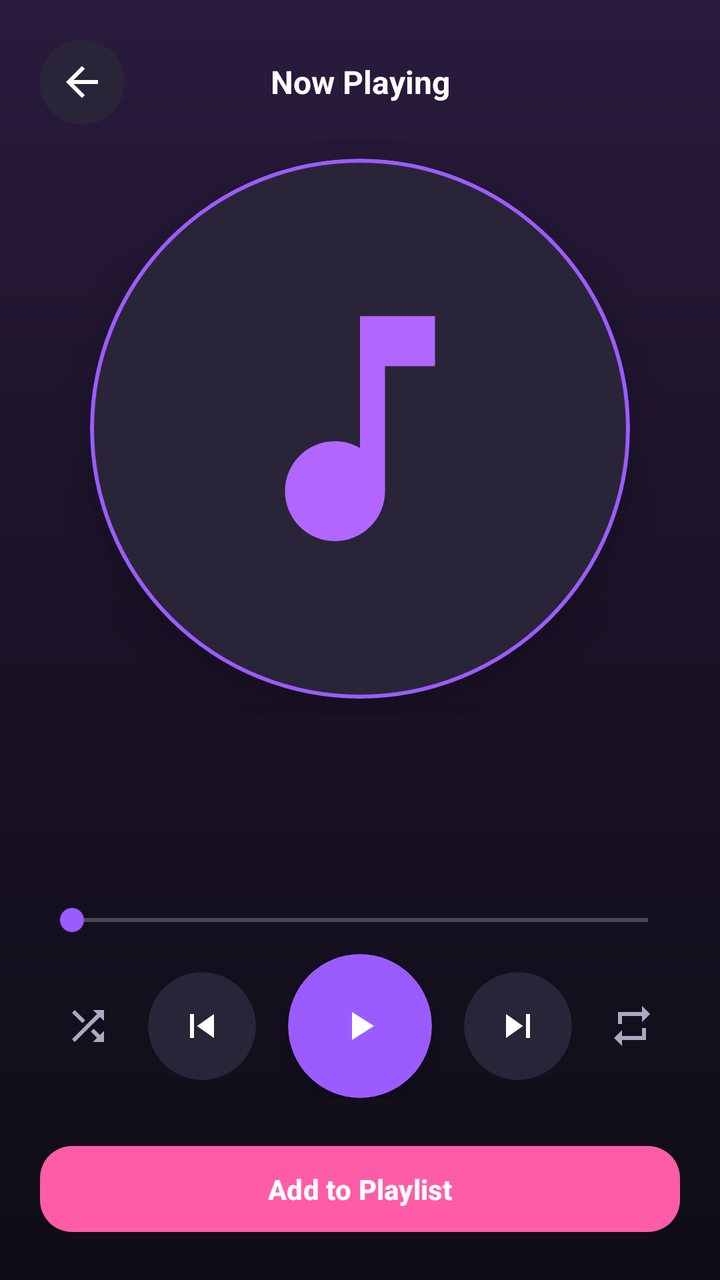
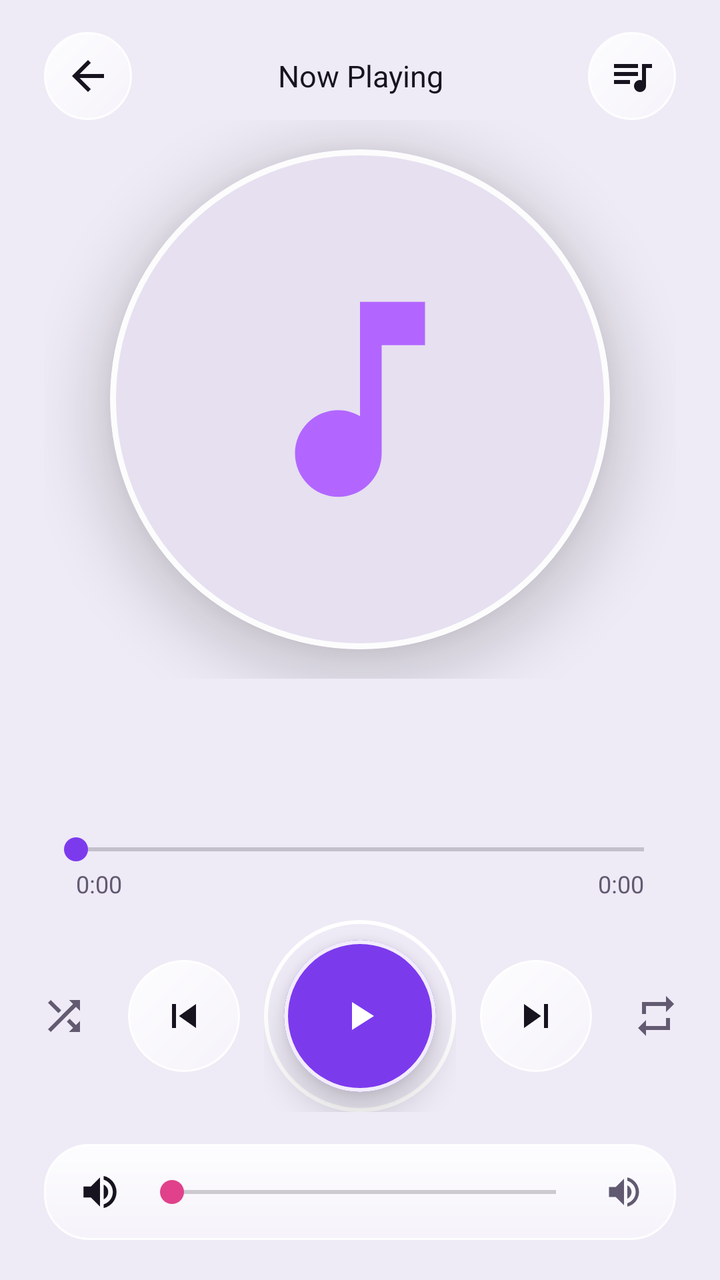

An Android layout rendered at two revisions. The XML below is the earlier revision; the diff shows what the commit changed to produce the second picture.
<!-- AndroidManifest.xml: activity theme Theme.MusicPlayer -->
<!-- res/layout/activity_now_playing.xml -->
<?xml version="1.0" encoding="utf-8"?>
<LinearLayout xmlns:android="http://schemas.android.com/apk/res/android"
    xmlns:app="http://schemas.android.com/apk/res-auto"
    android:layout_width="match_parent"
    android:layout_height="match_parent"
    android:orientation="vertical"
    android:background="@drawable/bg_now_playing"
    android:padding="20dp">

    <LinearLayout
        android:layout_width="match_parent"
        android:layout_height="wrap_content"
        android:gravity="center_vertical"
        android:orientation="horizontal">

        <ImageButton
            android:id="@+id/npBack"
            android:layout_width="42dp"
            android:layout_height="42dp"
            android:background="@drawable/bg_chip"
            android:padding="10dp"
            android:src="@drawable/ic_arrow_back"
            app:tint="@color/textPrimary" />

        <TextView
            android:layout_width="0dp"
            android:layout_height="wrap_content"
            android:layout_weight="1"
            android:gravity="center"
            android:text="Now Playing"
            android:textColor="@color/textPrimary"
            android:textSize="16sp"
            android:textStyle="bold" />

        <View
            android:layout_width="42dp"
            android:layout_height="42dp" />
    </LinearLayout>

    <FrameLayout
        android:layout_width="match_parent"
        android:layout_height="0dp"
        android:layout_weight="1"
        android:layout_marginTop="8dp">

        <com.google.android.material.card.MaterialCardView
            android:layout_width="270dp"
            android:layout_height="270dp"
            android:layout_gravity="center"
            app:cardCornerRadius="135dp"
            app:cardElevation="16dp"
            app:strokeColor="@color/accent"
            app:strokeWidth="2dp">

            <ImageView
                android:id="@+id/npArt"
                android:layout_width="match_parent"
                android:layout_height="match_parent"
                android:background="@color/surfaceElevated"
                android:padding="60dp"
                android:scaleType="centerCrop"
                android:src="@drawable/ic_music_note" />
        </com.google.android.material.card.MaterialCardView>
    </FrameLayout>

    <TextView
        android:id="@+id/npTitle"
        android:layout_width="match_parent"
        android:layout_height="wrap_content"
        android:layout_marginTop="20dp"
        android:gravity="center"
        android:textColor="@color/textPrimary"
        android:textSize="22sp"
        android:textStyle="bold" />

    <TextView
        android:id="@+id/npArtist"
        android:layout_width="match_parent"
        android:layout_height="wrap_content"
        android:layout_marginTop="4dp"
        android:gravity="center"
        android:textColor="@color/textSecondary"
        android:textSize="14sp" />

    <SeekBar
        android:id="@+id/npSeekBar"
        android:layout_width="match_parent"
        android:layout_height="wrap_content"
        android:layout_marginTop="20dp"
        android:progressTint="@color/accent"
        android:thumbTint="@color/accent" />

    <LinearLayout
        android:layout_width="match_parent"
        android:layout_height="wrap_content"
        android:layout_marginTop="8dp"
        android:gravity="center"
        android:orientation="horizontal">

        <ImageButton
            android:id="@+id/npShuffle"
            android:layout_width="40dp"
            android:layout_height="40dp"
            android:background="@android:color/transparent"
            android:src="@drawable/ic_shuffle"
            app:tint="@color/textSecondary" />

        <com.google.android.material.card.MaterialCardView
            android:layout_width="54dp"
            android:layout_height="54dp"
            android:layout_marginStart="10dp"
            app:cardBackgroundColor="@color/surfaceElevated"
            app:cardCornerRadius="27dp"
            app:cardElevation="0dp"
            app:strokeWidth="0dp">

            <ImageButton
                android:id="@+id/npPrev"
                android:layout_width="match_parent"
                android:layout_height="match_parent"
                android:background="@android:color/transparent"
                android:padding="13dp"
                android:src="@drawable/ic_skip_previous"
                app:tint="@color/textPrimary" />
        </com.google.android.material.card.MaterialCardView>

        <com.google.android.material.card.MaterialCardView
            android:layout_width="72dp"
            android:layout_height="72dp"
            android:layout_marginHorizontal="16dp"
            app:cardBackgroundColor="@color/accent"
            app:cardCornerRadius="36dp"
            app:cardElevation="6dp"
            app:strokeWidth="0dp">

            <ImageButton
                android:id="@+id/npPlayPause"
                android:layout_width="match_parent"
                android:layout_height="match_parent"
                android:background="@android:color/transparent"
                android:padding="18dp"
                android:src="@drawable/ic_play"
                app:tint="@color/textPrimary" />
        </com.google.android.material.card.MaterialCardView>

        <com.google.android.material.card.MaterialCardView
            android:layout_width="54dp"
            android:layout_height="54dp"
            android:layout_marginEnd="10dp"
            app:cardBackgroundColor="@color/surfaceElevated"
            app:cardCornerRadius="27dp"
            app:cardElevation="0dp"
            app:strokeWidth="0dp">

            <ImageButton
                android:id="@+id/npNext"
                android:layout_width="match_parent"
                android:layout_height="match_parent"
                android:background="@android:color/transparent"
                android:padding="13dp"
                android:src="@drawable/ic_skip_next"
                app:tint="@color/textPrimary" />
        </com.google.android.material.card.MaterialCardView>

        <ImageButton
            android:id="@+id/npRepeat"
            android:layout_width="40dp"
            android:layout_height="40dp"
            android:background="@android:color/transparent"
            android:src="@drawable/ic_repeat"
            app:tint="@color/textSecondary" />
    </LinearLayout>

    <com.google.android.material.button.MaterialButton
        android:id="@+id/npAddToPlaylist"
        android:layout_width="match_parent"
        android:layout_height="wrap_content"
        android:layout_marginTop="20dp"
        android:paddingVertical="12dp"
        android:text="Add to Playlist"
        android:textAllCaps="false"
        android:textStyle="bold"
        app:backgroundTint="@color/accentSecondary"
        app:cornerRadius="16dp" />

</LinearLayout>
<!-- resources referenced by this layout -->
<resources>
  <color name="accent">#9B5CFF</color>
  <color name="accentSecondary">#FF5CA8</color>
  <color name="surfaceElevated">#2A2438</color>
  <color name="textPrimary">#FFFFFF</color>
  <color name="textSecondary">#B0A8C0</color>
  <!-- drawable bg_chip (drawable) -->
  <?xml version="1.0" encoding="utf-8"?>
  <shape xmlns:android="http://schemas.android.com/apk/res/android" android:shape="rectangle">
      <solid android:color="@color/surfaceElevated" />
      <corners android:radius="20dp" />
  </shape>
  <!-- drawable bg_now_playing (drawable) -->
  <?xml version="1.0" encoding="utf-8"?>
  <shape xmlns:android="http://schemas.android.com/apk/res/android" android:shape="rectangle">
      <gradient
          android:startColor="#2A1B3D"
          android:centerColor="#1A1226"
          android:endColor="@color/backgroundDark"
          android:angle="270" />
  </shape>
  <style name="Theme.MusicPlayer" parent="Theme.Material3.Dark.NoActionBar">
          <item name="colorPrimary">@color/accent</item>
          <item name="colorOnPrimary">@color/textPrimary</item>
          <item name="colorSecondary">@color/accentSecondary</item>
          <item name="colorSurface">@color/surfaceDark</item>
          <item name="colorOnSurface">@color/textPrimary</item>
          <item name="colorSurfaceVariant">@color/surfaceElevated</item>
          <item name="android:windowBackground">@color/backgroundDark</item>
          <item name="android:statusBarColor">@color/backgroundDark</item>
          <item name="android:navigationBarColor">@color/backgroundDark</item>
      </style>
  <color name="backgroundDark">#0F0D16</color>
  <color name="surfaceDark">#1E1A29</color>
  <!-- unchanged entries left out for length: 7 -->
</resources>

<!-- the commit's change to res/layout/activity_now_playing.xml (unified diff, before → after) -->
@@ -3,10 +3,13 @@
     xmlns:app="http://schemas.android.com/apk/res-auto"
     android:layout_width="match_parent"
     android:layout_height="match_parent"
+    android:background="@android:color/transparent"
     android:orientation="vertical"
-    android:background="@drawable/bg_now_playing"
-    android:padding="20dp">
-
+    android:paddingHorizontal="22dp"
+    android:paddingTop="16dp"
+    android:paddingBottom="20dp">
+
+    
     <LinearLayout
         android:layout_width="match_parent"
         android:layout_height="wrap_content"
@@ -15,10 +18,11 @@
 
         <ImageButton
             android:id="@+id/npBack"
-            android:layout_width="42dp"
-            android:layout_height="42dp"
-            android:background="@drawable/bg_chip"
-            android:padding="10dp"
+            android:layout_width="44dp"
+            android:layout_height="44dp"
+            android:background="@drawable/bg_glass_circle"
+            android:contentDescription="Back"
+            android:padding="11dp"
             android:src="@drawable/ic_arrow_back"
             app:tint="@color/textPrimary" />
 
@@ -29,34 +33,50 @@
             android:gravity="center"
             android:text="Now Playing"
             android:textColor="@color/textPrimary"
-            android:textSize="16sp"
-            android:textStyle="bold" />
-
-        <View
-            android:layout_width="42dp"
-            android:layout_height="42dp" />
-    </LinearLayout>
-
+            android:textSize="15sp" />
+
+        <ImageButton
+            android:id="@+id/npAddToPlaylist"
+            android:layout_width="44dp"
+            android:layout_height="44dp"
+            android:background="@drawable/bg_glass_circle"
+            android:contentDescription="Add to playlist"
+            android:padding="11dp"
+            android:src="@drawable/ic_playlist_add"
+            app:tint="@color/textPrimary" />
+    </LinearLayout>
+
+    
     <FrameLayout
+        android:id="@+id/npArtContainer"
         android:layout_width="match_parent"
         android:layout_height="0dp"
         android:layout_weight="1"
-        android:layout_marginTop="8dp">
+        android:clipChildren="false"
+        android:clipToPadding="false">
+
+        <View
+            android:id="@+id/npGlow"
+            android:layout_width="300dp"
+            android:layout_height="300dp"
+            android:layout_gravity="center"
+            android:background="@drawable/bg_art_glow" />
 
         <com.google.android.material.card.MaterialCardView
-            android:layout_width="270dp"
-            android:layout_height="270dp"
+            android:id="@+id/npArtCard"
+            android:layout_width="250dp"
+            android:layout_height="250dp"
             android:layout_gravity="center"
-            app:cardCornerRadius="135dp"
-            app:cardElevation="16dp"
-            app:strokeColor="@color/accent"
-            app:strokeWidth="2dp">
+            app:cardBackgroundColor="@color/surfaceElevated"
+            app:cardCornerRadius="125dp"
+            app:cardElevation="18dp"
+            app:strokeColor="@color/glassStroke"
+            app:strokeWidth="3dp">
 
             <ImageView
                 android:id="@+id/npArt"
                 android:layout_width="match_parent"
                 android:layout_height="match_parent"
-                android:background="@color/surfaceElevated"
                 android:padding="60dp"
                 android:scaleType="centerCrop"
                 android:src="@drawable/ic_music_note" />
@@ -67,18 +87,21 @@
         android:id="@+id/npTitle"
         android:layout_width="match_parent"
         android:layout_height="wrap_content"
-        android:layout_marginTop="20dp"
+        android:ellipsize="marquee"
         android:gravity="center"
+        android:marqueeRepeatLimit="marquee_forever"
+        android:singleLine="true"
         android:textColor="@color/textPrimary"
-        android:textSize="22sp"
-        android:textStyle="bold" />
+        android:textSize="28sp" />
 
     <TextView
         android:id="@+id/npArtist"
         android:layout_width="match_parent"
         android:layout_height="wrap_content"
-        android:layout_marginTop="4dp"
+        android:layout_marginTop="2dp"
+        android:ellipsize="end"
         android:gravity="center"
+        android:maxLines="1"
         android:textColor="@color/textSecondary"
         android:textSize="14sp" />
 
@@ -86,101 +109,153 @@
         android:id="@+id/npSeekBar"
         android:layout_width="match_parent"
         android:layout_height="wrap_content"
-        android:layout_marginTop="20dp"
+        android:layout_marginTop="18dp"
         android:progressTint="@color/accent"
         android:thumbTint="@color/accent" />
 
     <LinearLayout
         android:layout_width="match_parent"
         android:layout_height="wrap_content"
-        android:layout_marginTop="8dp"
+        android:orientation="horizontal"
+        android:paddingHorizontal="16dp">
+
+        <TextView
+            android:id="@+id/npElapsed"
+            android:layout_width="0dp"
+            android:layout_height="wrap_content"
+            android:layout_weight="1"
+            android:text="0:00"
+            android:textColor="@color/textSecondary"
+            android:textSize="12sp" />
+
+        <TextView
+            android:id="@+id/npDuration"
+            android:layout_width="wrap_content"
+            android:layout_height="wrap_content"
+            android:text="0:00"
+            android:textColor="@color/textSecondary"
+            android:textSize="12sp" />
+    </LinearLayout>
+
+    
+    <LinearLayout
+        android:layout_width="match_parent"
+        android:layout_height="wrap_content"
+        android:layout_marginTop="10dp"
         android:gravity="center"
         android:orientation="horizontal">
 
         <ImageButton
             android:id="@+id/npShuffle"
+            android:layout_width="44dp"
+            android:layout_height="44dp"
+            android:background="?android:attr/selectableItemBackgroundBorderless"
+            android:contentDescription="Shuffle"
+            android:padding="10dp"
+            android:src="@drawable/ic_shuffle"
+            app:tint="@color/textSecondary" />
+
+        <ImageButton
+            android:id="@+id/npPrev"
+            android:layout_width="56dp"
+            android:layout_height="56dp"
+            android:layout_marginStart="10dp"
+            android:background="@drawable/bg_glass_circle"
+            android:contentDescription="Previous"
+            android:padding="15dp"
+            android:src="@drawable/ic_skip_previous"
+            app:tint="@color/textPrimary" />
+
+        <FrameLayout
+            android:layout_width="96dp"
+            android:layout_height="96dp"
+            android:layout_marginHorizontal="12dp">
+
+            
+            <View
+                android:id="@+id/npPulse"
+                android:layout_width="match_parent"
+                android:layout_height="match_parent"
+                android:background="@drawable/bg_pulse_ring" />
+
+            <com.google.android.material.card.MaterialCardView
+                android:id="@+id/npPlayPauseCard"
+                android:layout_width="76dp"
+                android:layout_height="76dp"
+                android:layout_gravity="center"
+                app:cardBackgroundColor="@color/accent"
+                app:cardCornerRadius="38dp"
+                app:cardElevation="10dp"
+                app:strokeColor="@color/glassStroke"
+                app:strokeWidth="2dp">
+
+                <ImageButton
+                    android:id="@+id/npPlayPause"
+                    android:layout_width="match_parent"
+                    android:layout_height="match_parent"
+                    android:background="@android:color/transparent"
+                    android:contentDescription="Play or pause"
+                    android:padding="20dp"
+                    android:src="@drawable/ic_play"
+                    app:tint="@color/onAccent" />
+            </com.google.android.material.card.MaterialCardView>
+        </FrameLayout>
+
+        <ImageButton
+            android:id="@+id/npNext"
+            android:layout_width="56dp"
+            android:layout_height="56dp"
+            android:layout_marginEnd="10dp"
+            android:background="@drawable/bg_glass_circle"
+            android:contentDescription="Next"
+            android:padding="15dp"
+            android:src="@drawable/ic_skip_next"
+            app:tint="@color/textPrimary" />
+
+        <ImageButton
+            android:id="@+id/npRepeat"
+            android:layout_width="44dp"
+            android:layout_height="44dp"
+            android:background="?android:attr/selectableItemBackgroundBorderless"
+            android:contentDescription="Repeat"
+            android:padding="10dp"
+            android:src="@drawable/ic_repeat"
+            app:tint="@color/textSecondary" />
+    </LinearLayout>
+
+    
+    <LinearLayout
+        android:layout_width="match_parent"
+        android:layout_height="wrap_content"
+        android:layout_marginTop="16dp"
+        android:background="@drawable/bg_glass"
+        android:gravity="center_vertical"
+        android:orientation="horizontal"
+        android:paddingHorizontal="8dp"
+        android:paddingVertical="4dp">
+
+        <ImageView
+            android:id="@+id/npVolumeIcon"
             android:layout_width="40dp"
             android:layout_height="40dp"
-            android:background="@android:color/transparent"
-            android:src="@drawable/ic_shuffle"
+            android:background="?android:attr/selectableItemBackgroundBorderless"
+            android:contentDescription="Mute"
+            android:padding="9dp"
+            android:src="@drawable/ic_volume_up"
+            app:tint="@color/textPrimary" />
+
+        <SeekBar
+            android:id="@+id/npVolumeSeekBar"
+            android:layout_width="0dp"
+            android:layout_height="wrap_content"
+            android:layout_weight="1" />
+
+        <ImageView
+            android:layout_width="36dp"
+            android:layout_height="36dp"
+            android:padding="8dp"
+            android:src="@drawable/ic_volume_up"
             app:tint="@color/textSecondary" />
-
-        <com.google.android.material.card.MaterialCardView
-            android:layout_width="54dp"
-            android:layout_height="54dp"
-            android:layout_marginStart="10dp"
-            app:cardBackgroundColor="@color/surfaceElevated"
-            app:cardCornerRadius="27dp"
-            app:cardElevation="0dp"
-            app:strokeWidth="0dp">
-
-            <ImageButton
-                android:id="@+id/npPrev"
-                android:layout_width="match_parent"
-                android:layout_height="match_parent"
-                android:background="@android:color/transparent"
-                android:padding="13dp"
-                android:src="@drawable/ic_skip_previous"
-                app:tint="@color/textPrimary" />
-        </com.google.android.material.card.MaterialCardView>
-
-        <com.google.android.material.card.MaterialCardView
-            android:layout_width="72dp"
-            android:layout_height="72dp"
-            android:layout_marginHorizontal="16dp"
-            app:cardBackgroundColor="@color/accent"
-            app:cardCornerRadius="36dp"
-            app:cardElevation="6dp"
-            app:strokeWidth="0dp">
-
-            <ImageButton
-                android:id="@+id/npPlayPause"
-                android:layout_width="match_parent"
-                android:layout_height="match_parent"
-                android:background="@android:color/transparent"
-                android:padding="18dp"
-                android:src="@drawable/ic_play"
-                app:tint="@color/textPrimary" />
-        </com.google.android.material.card.MaterialCardView>
-
-        <com.google.android.material.card.MaterialCardView
-            android:layout_width="54dp"
-            android:layout_height="54dp"
-            android:layout_marginEnd="10dp"
-            app:cardBackgroundColor="@color/surfaceElevated"
-            app:cardCornerRadius="27dp"
-            app:cardElevation="0dp"
-            app:strokeWidth="0dp">
-
-            <ImageButton
-                android:id="@+id/npNext"
-                android:layout_width="match_parent"
-                android:layout_height="match_parent"
-                android:background="@android:color/transparent"
-                android:padding="13dp"
-                android:src="@drawable/ic_skip_next"
-                app:tint="@color/textPrimary" />
-        </com.google.android.material.card.MaterialCardView>
-
-        <ImageButton
-            android:id="@+id/npRepeat"
-            android:layout_width="40dp"
-            android:layout_height="40dp"
-            android:background="@android:color/transparent"
-            android:src="@drawable/ic_repeat"
-            app:tint="@color/textSecondary" />
-    </LinearLayout>
-
-    <com.google.android.material.button.MaterialButton
-        android:id="@+id/npAddToPlaylist"
-        android:layout_width="match_parent"
-        android:layout_height="wrap_content"
-        android:layout_marginTop="20dp"
-        android:paddingVertical="12dp"
-        android:text="Add to Playlist"
-        android:textAllCaps="false"
-        android:textStyle="bold"
-        app:backgroundTint="@color/accentSecondary"
-        app:cornerRadius="16dp" />
+    </LinearLayout>
 
 </LinearLayout>
<!-- resource entries referenced after the edit -->
@@ -1,28 +1,68 @@
 <!-- resources referenced by this layout -->
 <resources>
-  <color name="accent">#9B5CFF</color>
-  <color name="accentSecondary">#FF5CA8</color>
-  <color name="surfaceElevated">#2A2438</color>
-  <color name="textPrimary">#FFFFFF</color>
-  <color name="textSecondary">#B0A8C0</color>
-  <!-- drawable bg_chip (drawable) -->
+  <color name="accent">#7C3AED</color>
+  <color name="glassStroke">#E6FFFFFF</color>
+  <color name="onAccent">#FFFFFF</color>
+  <color name="accentSecondary">#E0418A</color>
+  <color name="surfaceElevated">#E6E0F0</color>
+  <color name="textPrimary">#17131F</color>
+  <color name="textSecondary">#625A70</color>
+  <!-- drawable bg_art_glow (drawable) -->
   <?xml version="1.0" encoding="utf-8"?>
-  <shape xmlns:android="http://schemas.android.com/apk/res/android" android:shape="rectangle">
-      <solid android:color="@color/surfaceElevated" />
-      <corners android:radius="20dp" />
+  <shape xmlns:android="http://schemas.android.com/apk/res/android" android:shape="oval">
+      <gradient
+          android:type="radial"
+          android:gradientRadius="50%"
+          android:startColor="#B3FFFFFF"
+          android:centerColor="#40FFFFFF"
+          android:endColor="#00FFFFFF" />
   </shape>
-  <!-- drawable bg_now_playing (drawable) -->
+  <!-- drawable bg_glass (drawable) -->
   <?xml version="1.0" encoding="utf-8"?>
   <shape xmlns:android="http://schemas.android.com/apk/res/android" android:shape="rectangle">
       <gradient
-          android:startColor="#2A1B3D"
-          android:centerColor="#1A1226"
-          android:endColor="@color/backgroundDark"
-          android:angle="270" />
+          android:angle="270"
+          android:startColor="@color/glassFillTop"
+          android:endColor="@color/glassFillBottom" />
+      <stroke android:width="1dp" android:color="@color/glassStroke" />
+      <corners android:radius="22dp" />
   </shape>
-  <style name="Theme.MusicPlayer" parent="Theme.Material3.Dark.NoActionBar">
+  <!-- drawable bg_glass_circle (drawable) -->
+  <?xml version="1.0" encoding="utf-8"?>
+  <shape xmlns:android="http://schemas.android.com/apk/res/android" android:shape="oval">
+      <gradient
+          android:angle="315"
+          android:startColor="@color/glassFillTop"
+          android:endColor="@color/glassFillBottom" />
+      <stroke android:width="1dp" android:color="@color/glassStroke" />
+  </shape>
+  <!-- drawable bg_pulse_ring (drawable) -->
+  <?xml version="1.0" encoding="utf-8"?>
+  <shape xmlns:android="http://schemas.android.com/apk/res/android" android:shape="oval">
+      <solid android:color="#00000000" />
+      <stroke android:width="2dp" android:color="#FFFFFFFF" />
+  </shape>
+  <!-- drawable ic_playlist_add (drawable) -->
+  <vector xmlns:android="http://schemas.android.com/apk/res/android"
+      android:width="24dp"
+      android:height="24dp"
+      android:viewportWidth="24"
+      android:viewportHeight="24">
+      <path
+          android:fillColor="#FFFFFF"
+          android:pathData="M15,6H3v2h12zM15,10H3v2h12zM3,16h8v-2H3zM17,6v8.18c-0.31,-0.11 -0.65,-0.18 -1,-0.18 -1.66,0 -3,1.34 -3,3s1.34,3 3,3 3,-1.34 3,-3V8h3V6z" />
+  </vector>
+  <!-- drawable ic_volume_up (drawable) -->
+  <vector xmlns:android="http://schemas.android.com/apk/res/android"
+      android:width="24dp"
+      android:height="24dp"
+      android:viewportWidth="24"
+      android:viewportHeight="24">
+      <path android:fillColor="#FFFFFF" android:pathData="M3,9v6h4l5,5V4L7,9H3zM16.5,12c0,-1.77 -1.02,-3.29 -2.5,-4.03v8.05c1.48,-0.73 2.5,-2.25 2.5,-4.02zM14,3.23v2.06c2.89,0.86 5,3.54 5,6.71s-2.11,5.85 -5,6.71v2.06c4.01,-0.91 7,-4.49 7,-8.77s-2.99,-7.86 -7,-8.77z" />
+  </vector>
+  <style name="Theme.MusicPlayer" parent="Theme.Material3.DayNight.NoActionBar">
           <item name="colorPrimary">@color/accent</item>
-          <item name="colorOnPrimary">@color/textPrimary</item>
+          <item name="colorOnPrimary">@color/onAccent</item>
           <item name="colorSecondary">@color/accentSecondary</item>
           <item name="colorSurface">@color/surfaceDark</item>
           <item name="colorOnSurface">@color/textPrimary</item>
@@ -30,9 +70,12 @@
           <item name="android:windowBackground">@color/backgroundDark</item>
           <item name="android:statusBarColor">@color/backgroundDark</item>
           <item name="android:navigationBarColor">@color/backgroundDark</item>
+          <item name="android:windowLightStatusBar">@bool/lightSystemBars</item>
       </style>
-  <color name="backgroundDark">#0F0D16</color>
-  <color name="surfaceDark">#1E1A29</color>
+  <color name="glassFillTop">#D9FFFFFF</color>
+  <color name="glassFillBottom">#73FFFFFF</color>
+  <color name="backgroundDark">#EEEAF6</color>
+  <color name="surfaceDark">#FFFFFF</color>
   <!-- unchanged entries left out for length: 7 -->
 </resources>
 
